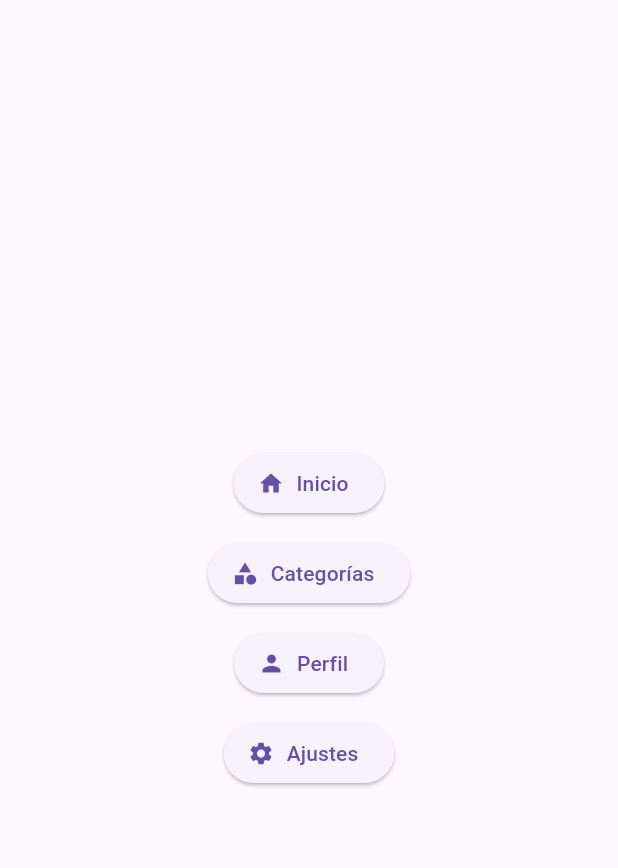
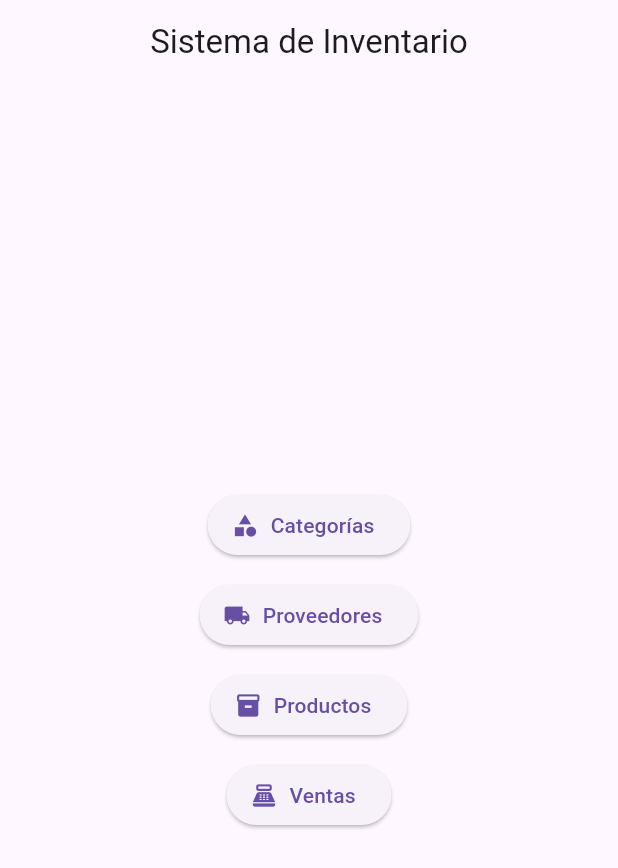
Before and after one commit to Juand4rck12/flutter-projects, a Flutter app: the screen it shows after launch, on a phone screen of 412 x 824 dp. Shown: the top 868 px of the screen. Run offline on Flutter 3.47's test engine with Material 3 defaults, Android fonts, the phone set to English and light mode, and no system bars.

Commit message:
Home y main ajustados

```diff
--- a/flutter_application_demo/lib/main.dart
+++ b/flutter_application_demo/lib/main.dart
@@ -1,5 +1,8 @@
 import 'package:flutter/material.dart';
 import 'package:flutter_application_demo/screens/category/category_screen.dart';
+import 'package:flutter_application_demo/screens/supplier/supplier_screen.dart';
+import 'package:flutter_application_demo/screens/product/product_screen.dart';
+import 'package:flutter_application_demo/screens/sale/sale_screen.dart';
 import 'package:flutter_application_demo/screens/home_screen.dart';
 
 void main() {
@@ -15,8 +18,11 @@ class MyApp extends StatelessWidget {
       title: "CRUD",
       initialRoute: "home",
       routes: {
-        "categorias" : (BuildContext context) => const CategoryScreen(),
-        "home" : (BuildContext context) => const HomePage(),
+        "categorias": (BuildContext context) => const CategoryScreen(),
+        "proveedores": (BuildContext context) => const SupplierScreen(),
+        "productos": (BuildContext context) => const ProductScreen(),
+        "ventas": (BuildContext context) => const SaleScreen(),
+        "home": (BuildContext context) => const HomePage(),
       },
     );
   }
--- a/flutter_application_demo/lib/screens/home_screen.dart
+++ b/flutter_application_demo/lib/screens/home_screen.dart
@@ -6,16 +6,14 @@ class HomePage extends StatelessWidget {
   @override
   Widget build(BuildContext context) {
     return Scaffold(
+      appBar: AppBar(
+        title: const Text("Sistema de Inventario"),
+        centerTitle: true,
+      ),
       body: Center(
         child: Column(
           mainAxisSize: MainAxisSize.min,
           children: [
-            ElevatedButton.icon(
-              onPressed: () => Navigator.pushNamed(context, 'inicio'),
-              icon: const Icon(Icons.home),
-              label: const Text('Inicio'),
-            ),
-            const SizedBox(height: 12),
             ElevatedButton.icon(
               onPressed: () => Navigator.pushNamed(context, 'categorias'),
               icon: const Icon(Icons.category),
@@ -23,15 +21,21 @@ class HomePage extends StatelessWidget {
             ),
             const SizedBox(height: 12),
             ElevatedButton.icon(
-              onPressed: () => Navigator.pushNamed(context, 'perfil'),
-              icon: const Icon(Icons.person),
-              label: const Text('Perfil'),
+              onPressed: () => Navigator.pushNamed(context, 'proveedores'),
+              icon: const Icon(Icons.local_shipping),
+              label: const Text('Proveedores'),
             ),
             const SizedBox(height: 12),
             ElevatedButton.icon(
-              onPressed: () => Navigator.pushNamed(context, 'ajustes'),
-              icon: const Icon(Icons.settings),
-              label: const Text('Ajustes'),
+              onPressed: () => Navigator.pushNamed(context, 'productos'),
+              icon: const Icon(Icons.inventory),
+              label: const Text('Productos'),
+            ),
+            const SizedBox(height: 12),
+            ElevatedButton.icon(
+              onPressed: () => Navigator.pushNamed(context, 'ventas'),
+              icon: const Icon(Icons.point_of_sale),
+              label: const Text('Ventas'),
             ),
           ],
         ),
```
